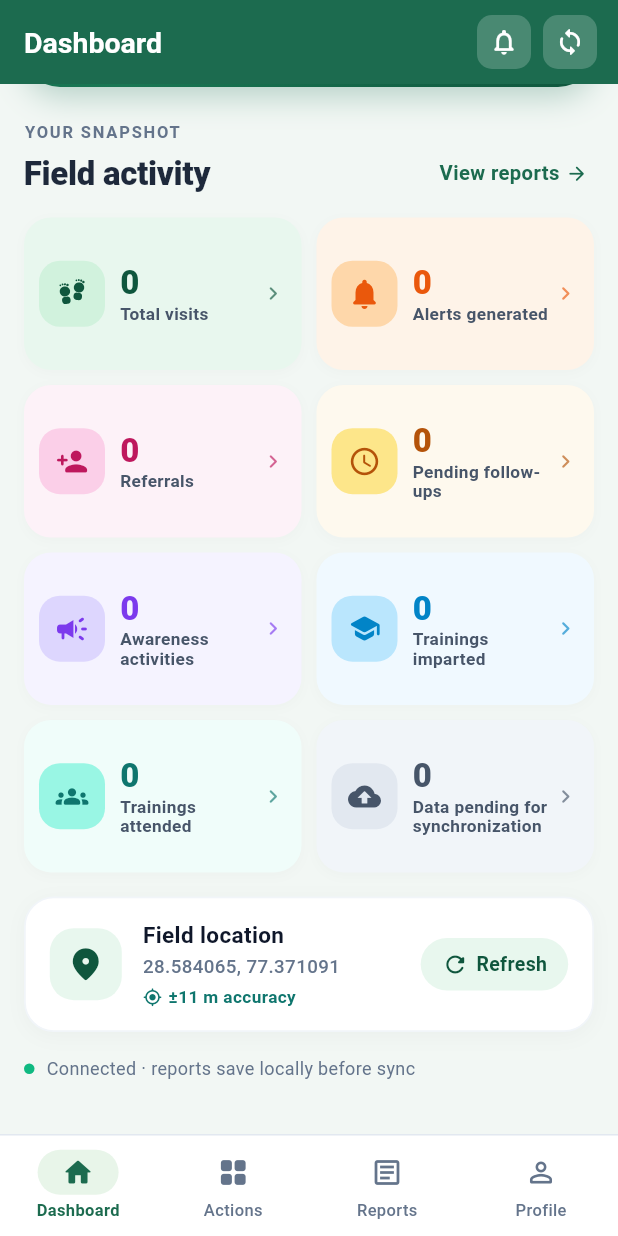
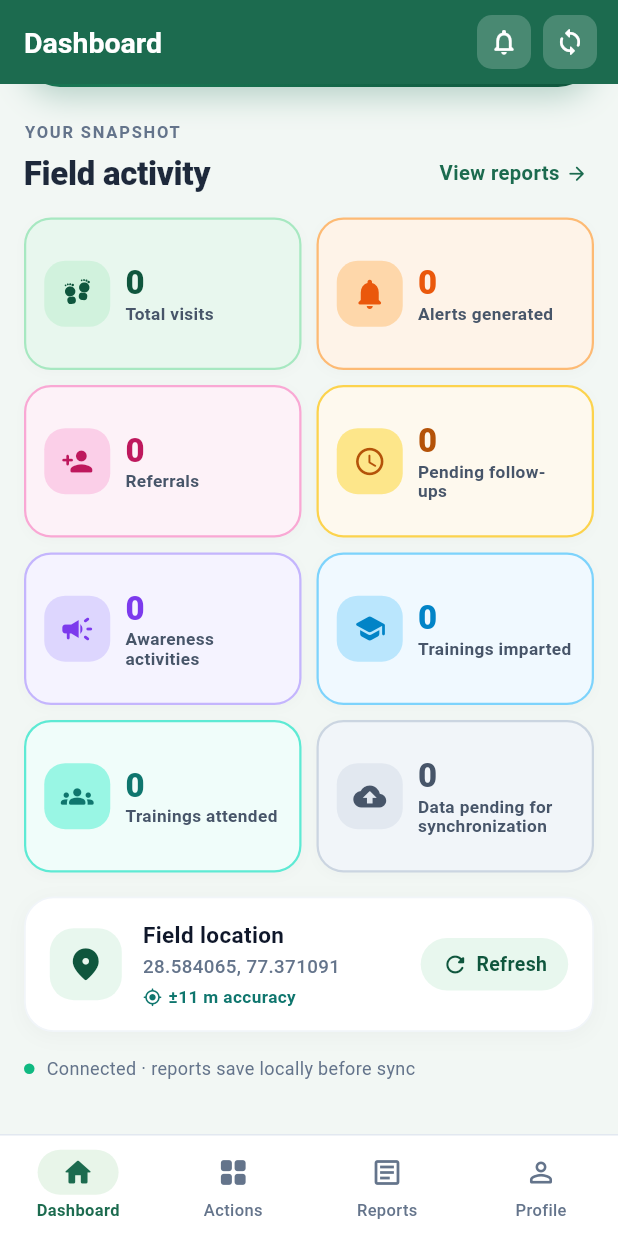
Before and after one commit to mdIrfan4019/one_health_community_volunteer, a Flutter app: the DashboardScreen screen opened directly, scrolled down 320 dp, on a phone screen of 412 x 824 dp. Run offline on Flutter 3.47's test engine with Material 3 defaults, Android fonts, the phone set to English and light mode, and no system bars; our stand-ins replace file_picker, geolocator, image_picker, permission_handler, shared_preferences; accounts and stored records are empty; network calls fail.

Commit message:
refined the ui

```diff
--- a/lib/features/dashboard/presentation/screen/dashboard_screen.dart
+++ b/lib/features/dashboard/presentation/screen/dashboard_screen.dart
@@ -12,9 +12,6 @@ import '../../domain/dashboard_models.dart';
 import 'package:cohv/features/reports/presentation/screen/reports_screen.dart';
 import 'package:cohv/features/profile/presentation/screen/profile_screen.dart';
 import 'package:cohv/features/events/presentation/screen/event_reporting_screen.dart';
-import 'package:cohv/features/events/presentation/screen/event_reports_list_screen.dart';
-import 'package:cohv/features/referrals/presentation/screen/referrals_list_screen.dart';
-import 'package:cohv/features/awareness/presentation/screen/awareness_list_screen.dart';
 import 'package:cohv/features/sync/presentation/screen/sync_screen.dart';
 
 import 'quick_actions_screen.dart';
@@ -378,152 +375,102 @@ class _DashboardScreenState extends State<DashboardScreen> {
           value: _metrics.totalVisits.toString(),
           backgroundColor: const Color(0xFFE8F7EE),
           badgeColor: const Color(0xFFD1F2DD),
+          borderColor: const Color(0xFFA7E8C1),
           valueColor: const Color(0xFF0F563D),
-          chevronColor: const Color(0xFF0F563D),
           icon: const _FootprintsIcon(color: Color(0xFF0F563D), size: 22),
-          onTap: () => setState(() => _selectedTabIndex = 2),
+          // Static: no navigation
         ),
         _buildMetricCard(
           title: 'Alerts generated',
           value: _metrics.alertsGenerated.toString(),
           backgroundColor: const Color(0xFFFEF3E8),
           badgeColor: const Color(0xFFFED7AA),
+          borderColor: const Color(0xFFFDBA74),
           valueColor: const Color(0xFFEA580C),
-          chevronColor: const Color(0xFFEA580C),
           icon: const Icon(
             Icons.notifications_rounded,
             color: Color(0xFFEA580C),
             size: 24,
           ),
-          onTap: () async {
-            final selectedTab = await Navigator.push<int>(
-              context,
-              MaterialPageRoute(
-                builder: (_) => EventReportsListScreen(
-                  volunteerId: widget.volunteerId,
-                ),
-              ),
-            );
-            if (selectedTab != null && mounted) {
-              setState(() => _selectedTabIndex = selectedTab);
-            }
-            _loadDashboardData(isSilent: true);
-          },
+          // Static: no navigation
         ),
         _buildMetricCard(
           title: 'Referrals',
           value: _metrics.referrals.toString(),
           backgroundColor: const Color(0xFFFDF2F8),
           badgeColor: const Color(0xFFFBCFE8),
+          borderColor: const Color(0xFFF9A8D4),
           valueColor: const Color(0xFFBE185D),
-          chevronColor: const Color(0xFFBE185D),
           icon: const Icon(
             Icons.person_add_rounded,
             color: Color(0xFFBE185D),
             size: 22,
           ),
-          onTap: () async {
-            final selectedTab = await Navigator.push<int>(
-              context,
-              MaterialPageRoute(
-                builder: (_) => ReferralsListScreen(
-                  volunteerId: widget.volunteerId,
-                ),
-              ),
-            );
-            if (selectedTab != null && mounted) {
-              setState(() => _selectedTabIndex = selectedTab);
-            }
-            _loadDashboardData(isSilent: true);
-          },
+          // Static: no navigation
         ),
         _buildMetricCard(
           title: 'Pending follow-ups',
           value: _metrics.pendingFollowUps.toString(),
           backgroundColor: const Color(0xFFFEF9EE),
           badgeColor: const Color(0xFFFDE68A),
+          borderColor: const Color(0xFFFCD34D),
           valueColor: const Color(0xFFB45309),
-          chevronColor: const Color(0xFFB45309),
           icon: const Icon(
             Icons.access_time_rounded,
             color: Color(0xFFB45309),
             size: 22,
           ),
-          onTap: () async {
-            final selectedTab = await Navigator.push<int>(
-              context,
-              MaterialPageRoute(
-                builder: (_) => ReferralsListScreen(
-                  volunteerId: widget.volunteerId,
-                ),
-              ),
-            );
-            if (selectedTab != null && mounted) {
-              setState(() => _selectedTabIndex = selectedTab);
-            }
-            _loadDashboardData(isSilent: true);
-          },
+          // Static: no navigation
         ),
         _buildMetricCard(
           title: 'Awareness activities',
           value: _metrics.awarenessActivities.toString(),
           backgroundColor: const Color(0xFFF5F3FF),
           badgeColor: const Color(0xFFDDD6FE),
+          borderColor: const Color(0xFFC4B5FD),
           valueColor: const Color(0xFF7C3AED),
-          chevronColor: const Color(0xFF7C3AED),
           icon: const Icon(
             Icons.campaign_rounded,
             color: Color(0xFF7C3AED),
             size: 24,
           ),
-          onTap: () async {
-            final selectedTab = await Navigator.push<int>(
-              context,
-              MaterialPageRoute(
-                builder: (_) => AwarenessListScreen(
-                  volunteerId: widget.volunteerId,
-                ),
-              ),
-            );
-            if (selectedTab != null && mounted) {
-              setState(() => _selectedTabIndex = selectedTab);
-            }
-            _loadDashboardData(isSilent: true);
-          },
+          // Static: no navigation
         ),
         _buildMetricCard(
           title: 'Trainings imparted',
           value: _metrics.trainingsImparted.toString(),
           backgroundColor: const Color(0xFFF0F9FF),
           badgeColor: const Color(0xFFBAE6FD),
+          borderColor: const Color(0xFF7DD3FC),
           valueColor: const Color(0xFF0284C7),
-          chevronColor: const Color(0xFF0284C7),
           icon: const Icon(
             Icons.school_rounded,
             color: Color(0xFF0284C7),
             size: 22,
           ),
+          // Static: no navigation
         ),
         _buildMetricCard(
           title: 'Trainings attended',
           value: _metrics.trainingsAttended.toString(),
           backgroundColor: const Color(0xFFF0FDFA),
           badgeColor: const Color(0xFF99F6E4),
+          borderColor: const Color(0xFF5EEAD4),
           valueColor: const Color(0xFF0F766E),
-          chevronColor: const Color(0xFF0F766E),
           icon: const Icon(
             Icons.groups_rounded,
             color: Color(0xFF0F766E),
             size: 22,
           ),
+          // Static: no navigation
         ),
         _buildMetricCard(
           title: 'Data pending for synchronization',
           value: _metrics.pendingSyncCount.toString(),
           backgroundColor: const Color(0xFFF1F5F9),
           badgeColor: const Color(0xFFE2E8F0),
+          borderColor: const Color(0xFFCBD5E1),
           valueColor: const Color(0xFF475569),
-          chevronColor: const Color(0xFF475569),
           icon: const Icon(
             Icons.cloud_upload_rounded,
             color: Color(0xFF475569),
@@ -551,16 +498,20 @@ class _DashboardScreenState extends State<DashboardScreen> {
     required String value,
     required Color backgroundColor,
     required Color badgeColor,
+    required Color borderColor,
     required Widget icon,
     required Color valueColor,
-    required Color chevronColor,
     VoidCallback? onTap,
   }) {
     final cardContent = Container(
-      padding: const EdgeInsets.symmetric(horizontal: 10, vertical: 10),
+      padding: const EdgeInsets.symmetric(horizontal: 12, vertical: 10),
       decoration: BoxDecoration(
         color: backgroundColor,
         borderRadius: BorderRadius.circular(18),
+        border: Border.all(
+          color: borderColor,
+          width: 1.5,
+        ),
         boxShadow: [
           BoxShadow(
             color: Colors.black.withValues(alpha: 0.02),
@@ -609,11 +560,6 @@ class _DashboardScreenState extends State<DashboardScreen> {
                 ),
               ],
             ),
-          ),
-          Icon(
-            Icons.chevron_right_rounded,
-            size: 18,
-            color: chevronColor.withValues(alpha: 0.65),
           ),
         ],
       ),
```
